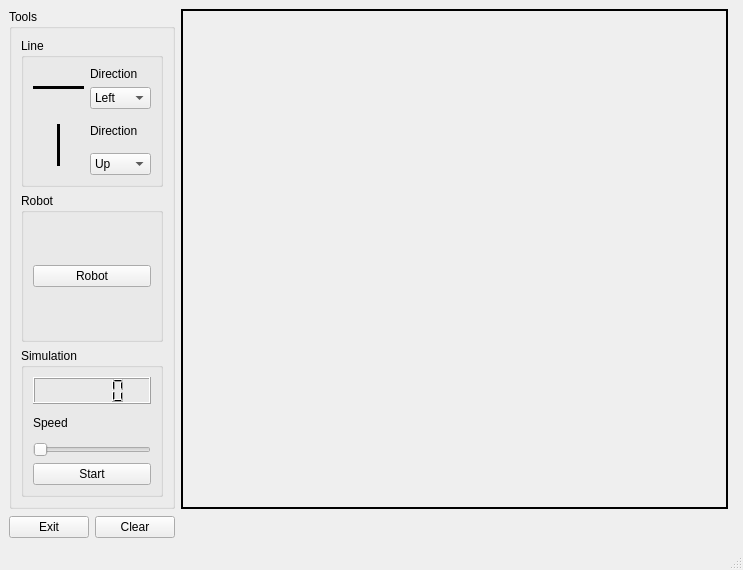
The window that line_robots/mainwindow.ui (maslaral/line_robots) describes before a commit, drawn with Qt 5.
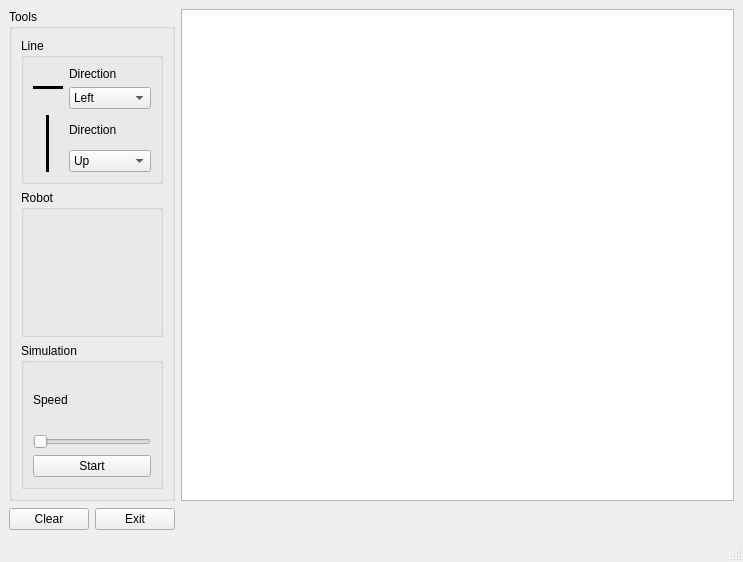
The same window after the commit.

Patch:
```diff
--- a/line_robots/mainwindow.ui
+++ b/line_robots/mainwindow.ui
@@ -7,7 +7,7 @@
     <x>0</x>
     <y>0</y>
     <width>743</width>
-    <height>570</height>
+    <height>562</height>
    </rect>
   </property>
   <property name="mouseTracking">
@@ -23,39 +23,11 @@
    <layout class="QGridLayout" name="gridLayout_3">
     <item row="0" column="0">
      <layout class="QGridLayout" name="gridLayout_2">
-      <item row="1" column="3">
-       <widget class="QWidget" name="statusBar" native="true">
-        <property name="minimumSize">
-         <size>
-          <width>0</width>
-          <height>24</height>
-         </size>
-        </property>
-       </widget>
-      </item>
-      <item row="1" column="0">
-       <layout class="QHBoxLayout" name="horizontalLayout_4">
-        <item>
-         <widget class="QPushButton" name="butExit">
-          <property name="text">
-           <string>Exit</string>
-          </property>
-         </widget>
-        </item>
-        <item>
-         <widget class="QPushButton" name="butClear">
-          <property name="text">
-           <string>Clear</string>
-          </property>
-         </widget>
-        </item>
-       </layout>
+      <item row="0" column="1">
+       <widget class="QGraphicsView" name="canvas"/>
       </item>
       <item row="0" column="0">
        <widget class="QGroupBox" name="toolBox">
-        <property name="enabled">
-         <bool>true</bool>
-        </property>
         <property name="title">
          <string>Tools</string>
         </property>
@@ -68,6 +40,48 @@
            <layout class="QGridLayout" name="gridLayout_5">
             <item row="0" column="0">
              <layout class="QGridLayout" name="gridLayout_4">
+              <item row="0" column="0">
+               <widget class="Line" name="line_2">
+                <property name="minimumSize">
+                 <size>
+                  <width>30</width>
+                  <height>5</height>
+                 </size>
+                </property>
+                <property name="frameShadow">
+                 <enum>QFrame::Plain</enum>
+                </property>
+                <property name="lineWidth">
+                 <number>3</number>
+                </property>
+                <property name="orientation">
+                 <enum>Qt::Horizontal</enum>
+                </property>
+               </widget>
+              </item>
+              <item row="1" column="0">
+               <layout class="QHBoxLayout" name="horizontalLayout_2">
+                <item>
+                 <widget class="Line" name="line">
+                  <property name="minimumSize">
+                   <size>
+                    <width>5</width>
+                    <height>20</height>
+                   </size>
+                  </property>
+                  <property name="frameShadow">
+                   <enum>QFrame::Plain</enum>
+                  </property>
+                  <property name="lineWidth">
+                   <number>3</number>
+                  </property>
+                  <property name="orientation">
+                   <enum>Qt::Vertical</enum>
+                  </property>
+                 </widget>
+                </item>
+               </layout>
+              </item>
               <item row="1" column="1">
                <layout class="QVBoxLayout" name="verticalLayout_11">
                 <item>
@@ -81,7 +95,7 @@
                  <widget class="QComboBox" name="vDirection">
                   <item>
                    <property name="text">
-                    <string>Up</string>
+                    <string>Up </string>
                    </property>
                   </item>
                   <item>
@@ -97,9 +111,6 @@
                <layout class="QVBoxLayout" name="verticalLayout_13">
                 <item>
                  <widget class="QLabel" name="label_2">
-                  <property name="enabled">
-                   <bool>true</bool>
-                  </property>
                   <property name="text">
                    <string>Direction</string>
                   </property>
@@ -124,65 +135,6 @@
                 </item>
                </layout>
               </item>
-              <item row="0" column="0">
-               <widget class="Line" name="line_2">
-                <property name="enabled">
-                 <bool>true</bool>
-                </property>
-                <property name="minimumSize">
-                 <size>
-                  <width>30</width>
-                  <height>5</height>
-                 </size>
-                </property>
-                <property name="frameShadow">
-                 <enum>QFrame::Plain</enum>
-                </property>
-                <property name="lineWidth">
-                 <number>3</number>
-                </property>
-                <property name="orientation">
-                 <enum>Qt::Horizontal</enum>
-                </property>
-               </widget>
-              </item>
-              <item row="1" column="0">
-               <widget class="QWidget" name="widget" native="true">
-                <layout class="QHBoxLayout" name="horizontalLayout_2">
-                 <item>
-                  <widget class="Line" name="line">
-                   <property name="enabled">
-                    <bool>true</bool>
-                   </property>
-                   <property name="minimumSize">
-                    <size>
-                     <width>5</width>
-                     <height>20</height>
-                    </size>
-                   </property>
-                   <property name="mouseTracking">
-                    <bool>true</bool>
-                   </property>
-                   <property name="focusPolicy">
-                    <enum>Qt::ClickFocus</enum>
-                   </property>
-                   <property name="acceptDrops">
-                    <bool>true</bool>
-                   </property>
-                   <property name="frameShadow">
-                    <enum>QFrame::Plain</enum>
-                   </property>
-                   <property name="lineWidth">
-                    <number>3</number>
-                   </property>
-                   <property name="orientation">
-                    <enum>Qt::Vertical</enum>
-                   </property>
-                  </widget>
-                 </item>
-                </layout>
-               </widget>
-              </item>
              </layout>
             </item>
            </layout>
@@ -190,19 +142,12 @@
          </item>
          <item>
           <widget class="QGroupBox" name="robotTools">
-           <property name="enabled">
-            <bool>true</bool>
-           </property>
            <property name="title">
             <string>Robot</string>
            </property>
            <layout class="QGridLayout" name="gridLayout_7">
             <item row="0" column="0">
-             <widget class="QPushButton" name="pushButton">
-              <property name="text">
-               <string>Robot</string>
-              </property>
-             </widget>
+             <layout class="QGridLayout" name="gridLayout_6"/>
             </item>
            </layout>
           </widget>
@@ -215,9 +160,6 @@
            <layout class="QVBoxLayout" name="verticalLayout_15">
             <item>
              <layout class="QVBoxLayout" name="verticalLayout_14">
-              <item>
-               <widget class="QLCDNumber" name="lcdNumber"/>
-              </item>
               <item>
                <widget class="QLabel" name="label_3">
                 <property name="text">
@@ -253,30 +195,30 @@
         </layout>
        </widget>
       </item>
-      <item row="0" column="1">
-       <layout class="QHBoxLayout" name="horizontalLayout">
+      <item row="1" column="1">
+       <widget class="QWidget" name="statusBar" native="true">
+        <property name="minimumSize">
+         <size>
+          <width>0</width>
+          <height>24</height>
+         </size>
+        </property>
+       </widget>
+      </item>
+      <item row="1" column="0">
+       <layout class="QHBoxLayout" name="horizontalLayout_4">
         <item>
-         <widget class="QStackedWidget" name="MainBoard">
-          <property name="acceptDrops">
-           <bool>true</bool>
+         <widget class="QPushButton" name="butClear">
+          <property name="text">
+           <string>Clear</string>
           </property>
-          <property name="autoFillBackground">
-           <bool>false</bool>
+         </widget>
+        </item>
+        <item>
+         <widget class="QPushButton" name="butExit">
+          <property name="text">
+           <string>Exit</string>
           </property>
-          <property name="frameShape">
-           <enum>QFrame::Box</enum>
-          </property>
-          <property name="lineWidth">
-           <number>2</number>
-          </property>
-          <property name="midLineWidth">
-           <number>1</number>
-          </property>
-          <property name="currentIndex">
-           <number>1</number>
-          </property>
-          <widget class="QWidget" name="page_7"/>
-          <widget class="QWidget" name="page_8"/>
          </widget>
         </item>
        </layout>
```
Left out of the diff: 42 changed lines with no effect on the pictures.
